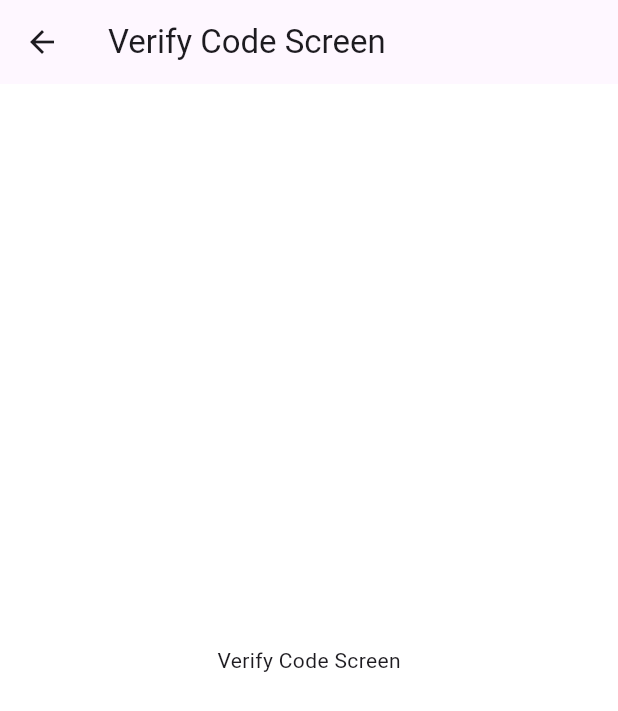
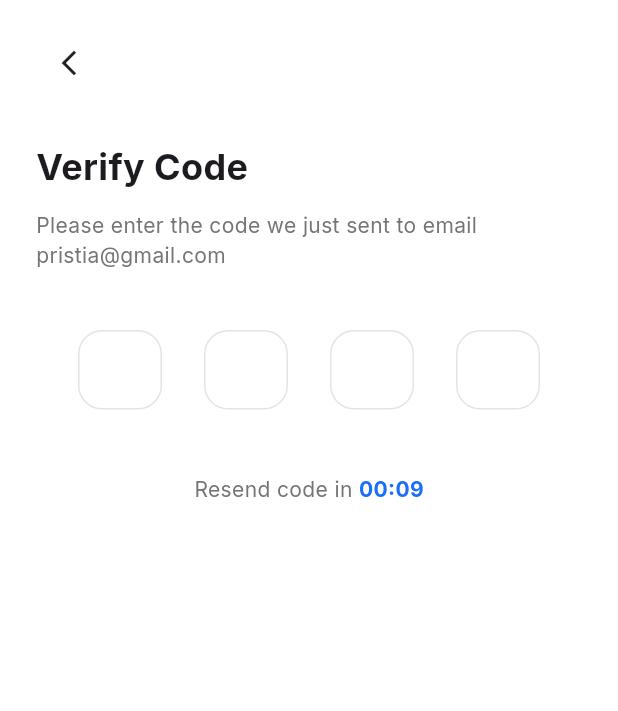
Before and after one commit to shahriarnur03/DrivePrep, a Flutter app: the VerifyCodeScreen screen opened by its route, on a phone screen of 412 x 824 dp. Shown: the top 711 px of the screen. Run offline on Flutter 3.47's test engine with Material 3 defaults, Android fonts, the phone set to English and light mode, and no system bars; our stand-ins replace flutter_spinkit, flutter_svg, geolocator, get, google_fonts.

Commit message:
Add verify code flow for password reset

```diff
--- a/lib/features/auth/screens/forgot_password/verify_code_screen.dart
+++ b/lib/features/auth/screens/forgot_password/verify_code_screen.dart
@@ -1,14 +1,110 @@
+import 'package:driveprep/constants/text_styles.dart';
+import 'package:driveprep/features/auth/controllers/verify_code_controller.dart';
+import 'package:driveprep/features/auth/widgets/pin_code_textfield.dart';
+import 'package:driveprep/routes/app_pages.dart';
+
 import 'package:flutter/material.dart';
+import 'package:get/get.dart';
 
 class VerifyCodeScreen extends StatelessWidget {
+  const VerifyCodeScreen({super.key});
+
   @override
   Widget build(BuildContext context) {
+    final VerifyCodeController controller = Get.put(VerifyCodeController());
+
     return Scaffold(
-      appBar: AppBar(
-        title: Text('Verify Code Screen'),
-      ),
-      body: Center(
-        child: Text('Verify Code Screen'),
+      body: SafeArea(
+        child: SingleChildScrollView(
+          padding: const EdgeInsets.symmetric(horizontal: 24, vertical: 20),
+          child: Column(
+            crossAxisAlignment: CrossAxisAlignment.start,
+            children: [
+              // Back button
+              InkWell(
+                onTap: () => Get.back(),
+                borderRadius: BorderRadius.circular(100),
+                child: Container(
+                  padding: const EdgeInsets.all(12),
+                  decoration: const BoxDecoration(
+                    shape: BoxShape.circle,
+                  ),
+                  child: const Icon(Icons.arrow_back_ios_new, size: 20),
+                ),
+              ),
+
+              const SizedBox(height: 30),
+
+              // Header
+              Text(
+                'Verify Code',
+                style: AppTextStyles.interStyle(size: 24, weight: FontWeight.w700),
+              ),
+
+              const SizedBox(height: 12),
+
+              Text(
+                'Please enter the code we just sent to email pristia@gmail.com',
+                style: AppTextStyles.interStyle(
+                  size: 14,
+                  weight: FontWeight.w400,
+                  color: Colors.grey.shade600,
+                ),
+              ),
+
+              const SizedBox(height: 40),
+
+              PinCodeTextField(
+                length: 4,
+                onCompleted: (pin) {
+                  Get.toNamed(Routes.RESET_PASSWORD);
+                },
+              ),
+
+              const SizedBox(height: 40),
+
+              Obx(() {
+                if (controller.isTimerActive) {
+                  return Row(
+                    mainAxisAlignment: MainAxisAlignment.center,
+                    children: [
+                      Text(
+                        'Resend code in ',
+                        style: AppTextStyles.interStyle(
+                          size: 14,
+                          weight: FontWeight.w400,
+                          color: Colors.grey.shade600,
+                        ),
+                      ),
+                      Text(
+                        '00:${controller.remainingTime.toString().padLeft(2, '0')}',
+                        style: AppTextStyles.interStyle(
+                          size: 14,
+                          weight: FontWeight.w700,
+                          color: const Color(0xFF1B6EF7),
+                        ),
+                      ),
+                    ],
+                  );
+                } else {
+                  return Center(
+                    child: TextButton(
+                      onPressed: controller.resendCode,
+                      child: Text(
+                        'Resend code',
+                        style: AppTextStyles.interStyle(
+                          size: 16,
+                          weight: FontWeight.w600,
+                          color: const Color(0xFF1B6EF7),
+                        ),
+                      ),
+                    ),
+                  );
+                }
+              }),
+            ],
+          ),
+        ),
       ),
     );
   }
--- /dev/null
+++ b/lib/features/auth/widgets/pin_code_textfield.dart
@@ -0,0 +1,95 @@
+import 'package:driveprep/constants/text_styles.dart';
+import 'package:flutter/material.dart';
+
+class PinCodeTextField extends StatefulWidget {
+  final int length;
+  final Function(String) onCompleted;
+
+  const PinCodeTextField({
+    super.key,
+    required this.length,
+    required this.onCompleted,
+  });
+
+  @override
+  _PinCodeTextFieldState createState() => _PinCodeTextFieldState();
+}
+
+class _PinCodeTextFieldState extends State<PinCodeTextField> {
+  late List<FocusNode> _focusNodes;
+  late List<TextEditingController> _controllers;
+
+  @override
+  void initState() {
+    super.initState();
+    _focusNodes = List.generate(widget.length, (index) => FocusNode());
+    _controllers = List.generate(widget.length, (index) => TextEditingController());
+
+    for (int i = 0; i < widget.length; i++) {
+      _controllers[i].addListener(() {
+        if (_controllers[i].text.length == 1 && i < widget.length - 1) {
+          _focusNodes[i + 1].requestFocus();
+        }
+        if (_controllers[i].text.isEmpty && i > 0) {
+          _focusNodes[i - 1].requestFocus();
+        }
+        String pin = _controllers.map((e) => e.text).join();
+        if (pin.length == widget.length) {
+          widget.onCompleted(pin);
+        }
+      });
+    }
+  }
+
+  @override
+  void dispose() {
+    for (var controller in _controllers) {
+      controller.dispose();
+    }
+    for (var focusNode in _focusNodes) {
+      focusNode.dispose();
+    }
+    super.dispose();
+  }
+
+  @override
+  Widget build(BuildContext context) {
+    return Row(
+      mainAxisAlignment: MainAxisAlignment.spaceEvenly,
+      children: List.generate(widget.length, (index) {
+        return SizedBox(
+          width: 56,
+          height: 56,
+          child: TextField(
+            controller: _controllers[index],
+            focusNode: _focusNodes[index],
+            textAlign: TextAlign.center,
+            keyboardType: TextInputType.number,
+            maxLength: 1,
+            obscureText: true,
+            style: AppTextStyles.interStyle(
+              weight: FontWeight.w600,
+            ),
+            decoration: InputDecoration(
+              counterText: '',
+              border: OutlineInputBorder(
+                borderRadius: BorderRadius.circular(16),
+                borderSide: const BorderSide(color: Color(0xFFE3E3E9)),
+              ),
+              enabledBorder: OutlineInputBorder(
+                borderRadius: BorderRadius.circular(16),
+                borderSide: const BorderSide(color: Color(0xFFE3E3E9)),
+              ),
+              focusedBorder: OutlineInputBorder(
+                borderRadius: BorderRadius.circular(16),
+                borderSide: const BorderSide(color: Color(0xFF1B6EF7)),
+              ),
+              filled: true,
+              fillColor: Colors.white,
+            ),
+          ),
+        );
+      }),
+    );
+  }
+}
```
Also changed, not shown: lib/features/auth/controllers/forgot_password_controller.dart (+4 -9 lines), lib/features/auth/controllers/reset_password_controller.dart (+7 -14 lines), lib/features/auth/controllers/verify_code_controller.dart (added, +41 -0 lines), assets/images/Screenshot 2025-09-30 at 1.13.14 PM.png (added), assets/images/Screenshot 2025-09-30 at 12.10.56 PM.png (deleted), 1 other file.
